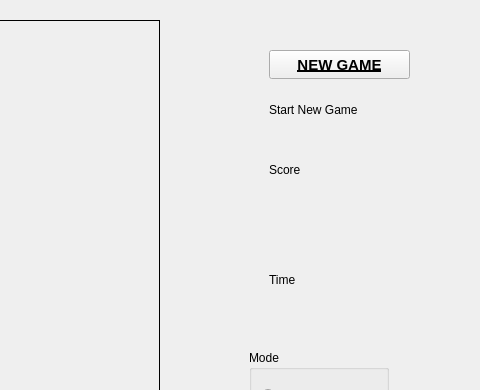
This is mainwindow.ui in paulramit/Snake_Game_Qt as Qt 5 draws it before an edit; both pictures show x 761 to 1241 and y 0 to 390 of the 1241 by 861 pixel window. The edited form follows.
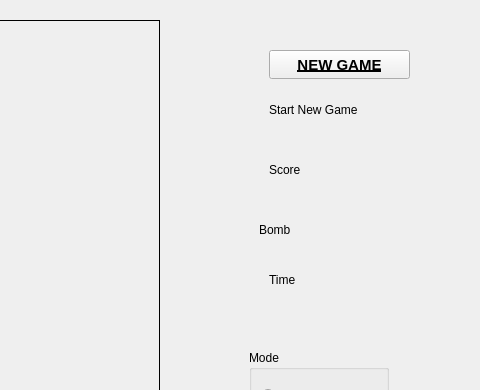
This is the edited form.

Commit message: added walls and bombs

What changed in the file:
```diff
--- a/mainwindow.ui
+++ b/mainwindow.ui
@@ -164,6 +164,19 @@
      </item>
     </layout>
    </widget>
+   <widget class="QLabel" name="Bomb">
+    <property name="geometry">
+     <rect>
+      <x>1020</x>
+      <y>220</y>
+      <width>151</width>
+      <height>20</height>
+     </rect>
+    </property>
+    <property name="text">
+     <string>Bomb</string>
+    </property>
+   </widget>
   </widget>
   <widget class="QMenuBar" name="menubar">
    <property name="geometry">
```
The commit also changes 10 other files.
